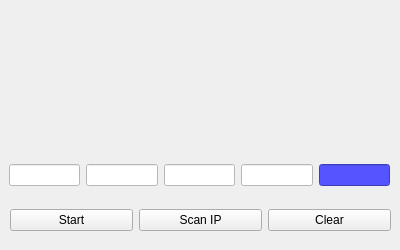
Qt form ip-calc-qt/IPCalcForm.ui (A92LEKSANDR/ip-calc-qt) before a commit.
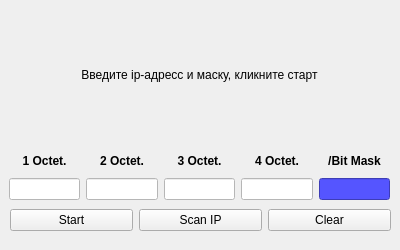
The same form after that commit.

The edit to the form file:
```diff
--- a/ip-calc-qt/IPCalcForm.ui
+++ b/ip-calc-qt/IPCalcForm.ui
@@ -63,33 +63,13 @@
     <property name="geometry">
      <rect>
       <x>9</x>
-      <y>160</y>
+      <y>150</y>
       <width>381</width>
-      <height>31</height>
+      <height>50</height>
      </rect>
     </property>
     <layout class="QGridLayout" name="gridLayout_2">
-     <item row="0" column="3">
-      <widget class="QLineEdit" name="lineEdit4">
-       <property name="styleSheet">
-        <string notr="true">background-color: rgb(255, 255, 255);</string>
-       </property>
-       <property name="maxLength">
-        <number>3</number>
-       </property>
-      </widget>
-     </item>
-     <item row="0" column="1">
-      <widget class="QLineEdit" name="lineEdit2">
-       <property name="styleSheet">
-        <string notr="true">background-color: rgb(255, 255, 255);</string>
-       </property>
-       <property name="maxLength">
-        <number>3</number>
-       </property>
-      </widget>
-     </item>
-     <item row="0" column="2">
+     <item row="1" column="2">
       <widget class="QLineEdit" name="lineEdit3">
        <property name="styleSheet">
         <string notr="true">background-color: rgb(255, 255, 255);</string>
@@ -99,17 +79,7 @@
        </property>
       </widget>
      </item>
-     <item row="0" column="0">
-      <widget class="QLineEdit" name="lineEdit1">
-       <property name="styleSheet">
-        <string notr="true">background-color: rgb(255, 255, 255);</string>
-       </property>
-       <property name="maxLength">
-        <number>3</number>
-       </property>
-      </widget>
-     </item>
-     <item row="0" column="4">
+     <item row="1" column="4">
       <widget class="QLineEdit" name="lineEdit5">
        <property name="styleSheet">
         <string notr="true">background-color: rgb(85, 85, 255);</string>
@@ -119,6 +89,111 @@
        </property>
       </widget>
      </item>
+     <item row="1" column="3">
+      <widget class="QLineEdit" name="lineEdit4">
+       <property name="styleSheet">
+        <string notr="true">background-color: rgb(255, 255, 255);</string>
+       </property>
+       <property name="maxLength">
+        <number>3</number>
+       </property>
+      </widget>
+     </item>
+     <item row="1" column="1">
+      <widget class="QLineEdit" name="lineEdit2">
+       <property name="styleSheet">
+        <string notr="true">background-color: rgb(255, 255, 255);</string>
+       </property>
+       <property name="maxLength">
+        <number>3</number>
+       </property>
+      </widget>
+     </item>
+     <item row="1" column="0">
+      <widget class="QLineEdit" name="lineEdit1">
+       <property name="styleSheet">
+        <string notr="true">background-color: rgb(255, 255, 255);</string>
+       </property>
+       <property name="maxLength">
+        <number>3</number>
+       </property>
+      </widget>
+     </item>
+     <item row="0" column="0">
+      <widget class="QLabel" name="label">
+       <property name="font">
+        <font>
+         <bold>true</bold>
+        </font>
+       </property>
+       <property name="text">
+        <string>1 Octet.</string>
+       </property>
+       <property name="alignment">
+        <set>Qt::AlignmentFlag::AlignCenter</set>
+       </property>
+      </widget>
+     </item>
+     <item row="0" column="1">
+      <widget class="QLabel" name="label_2">
+       <property name="font">
+        <font>
+         <bold>true</bold>
+        </font>
+       </property>
+       <property name="text">
+        <string>2 Octet.</string>
+       </property>
+       <property name="alignment">
+        <set>Qt::AlignmentFlag::AlignCenter</set>
+       </property>
+      </widget>
+     </item>
+     <item row="0" column="2">
+      <widget class="QLabel" name="label_3">
+       <property name="font">
+        <font>
+         <bold>true</bold>
+        </font>
+       </property>
+       <property name="text">
+        <string>3 Octet.</string>
+       </property>
+       <property name="alignment">
+        <set>Qt::AlignmentFlag::AlignCenter</set>
+       </property>
+      </widget>
+     </item>
+     <item row="0" column="3">
+      <widget class="QLabel" name="label_4">
+       <property name="font">
+        <font>
+         <bold>true</bold>
+        </font>
+       </property>
+       <property name="text">
+        <string>4 Octet.</string>
+       </property>
+       <property name="alignment">
+        <set>Qt::AlignmentFlag::AlignCenter</set>
+       </property>
+      </widget>
+     </item>
+     <item row="0" column="4">
+      <widget class="QLabel" name="label_5">
+       <property name="font">
+        <font>
+         <bold>true</bold>
+        </font>
+       </property>
+       <property name="text">
+        <string>/Bit Mask</string>
+       </property>
+       <property name="alignment">
+        <set>Qt::AlignmentFlag::AlignCenter</set>
+       </property>
+      </widget>
+     </item>
     </layout>
    </widget>
    <widget class="QWidget" name="gridLayoutWidget_3">
@@ -134,11 +209,14 @@
      <item row="0" column="0">
       <widget class="QLabel" name="LabelResult">
        <property name="text">
-        <string/>
+        <string>Введите ip-адресс и маску, кликните старт</string>
        </property>
        <property name="textFormat">
         <enum>Qt::TextFormat::PlainText</enum>
        </property>
+       <property name="alignment">
+        <set>Qt::AlignmentFlag::AlignCenter</set>
+       </property>
       </widget>
      </item>
     </layout>
```
